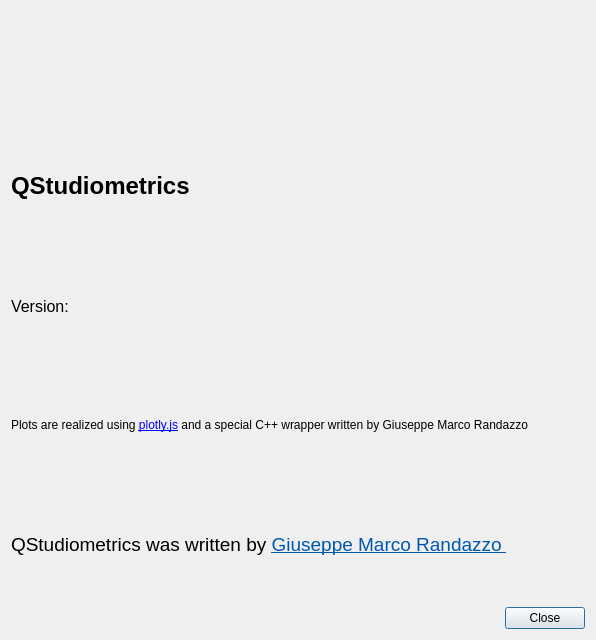
The window that src/Dialogs/AboutDialog.ui (gmrandazzo/QStudioMetrics) describes before a commit, drawn with Qt 5.
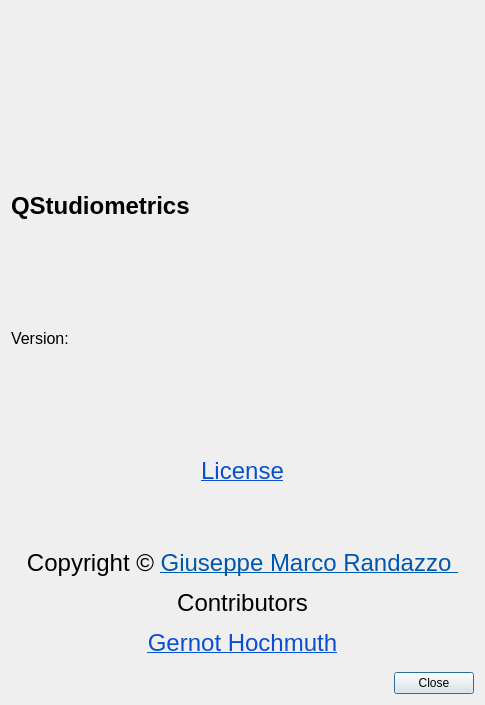
The same window after the commit. Icons and pictures are not drawn.

Commit message: Relaxed more buttons; Updated about; Updated readme

Diff of the .ui file:
```diff
--- a/src/Dialogs/AboutDialog.ui
+++ b/src/Dialogs/AboutDialog.ui
@@ -6,10 +6,16 @@
    <rect>
     <x>0</x>
     <y>0</y>
-    <width>596</width>
-    <height>640</height>
+    <width>485</width>
+    <height>705</height>
    </rect>
   </property>
+  <property name="minimumSize">
+   <size>
+    <width>485</width>
+    <height>705</height>
+   </size>
+  </property>
   <property name="windowTitle">
    <string>Dialog</string>
   </property>
@@ -17,7 +23,7 @@
    <item row="0" column="0">
     <widget class="QLabel" name="label">
      <property name="text">
-      <string>&lt;html&gt;&lt;head/&gt;&lt;body&gt;&lt;p&gt;&lt;img src=&quot;:/qsmlogo.png&quot;/&gt;&lt;/p&gt;&lt;/body&gt;&lt;/html&gt;</string>
+      <string>&lt;html&gt;&lt;head/&gt;&lt;body&gt;&lt;p align=&quot;center&quot;&gt;&lt;img src=&quot;:/qsmlogo.png&quot;/&gt;&lt;/p&gt;&lt;/body&gt;&lt;/html&gt;</string>
      </property>
     </widget>
    </item>
@@ -43,7 +49,7 @@
    <item row="3" column="0">
     <widget class="QLabel" name="label_4">
      <property name="text">
-      <string>&lt;html&gt;&lt;head/&gt;&lt;body&gt;&lt;p&gt;Plots are realized using &lt;a href=&quot;https://plotly.com/javascript/&quot;&gt;plotly.js&lt;/a&gt; and a special C++ wrapper written by Giuseppe Marco Randazzo&lt;/p&gt;&lt;/body&gt;&lt;/html&gt;</string>
+      <string>&lt;html&gt;&lt;head/&gt;&lt;body&gt;&lt;p align=&quot;center&quot;&gt;&lt;a href=&quot;https://github.com/gmrandazzo/QStudioMetrics/blob/master/LICENSE&quot;&gt;&lt;span style=&quot; font-size:18pt; text-decoration: underline; color:#094fd1;&quot;&gt;License&lt;/span&gt;&lt;/a&gt;&lt;/p&gt;&lt;/body&gt;&lt;/html&gt;</string>
      </property>
      <property name="openExternalLinks">
       <bool>true</bool>
@@ -53,7 +59,7 @@
    <item row="4" column="0">
     <widget class="QLabel" name="label_3">
      <property name="text">
-      <string>&lt;html&gt;&lt;head/&gt;&lt;body&gt;&lt;p&gt;&lt;span style=&quot; font-size:14pt;&quot;&gt;QStudiometrics was written by &lt;/span&gt;&lt;a href=&quot;mailto:gmrandazzo@gmail.com&quot;&gt;&lt;span style=&quot; font-size:14pt; text-decoration: underline; color:#0057ae;&quot;&gt;Giuseppe Marco Randazzo &lt;/span&gt;&lt;/a&gt;&lt;/p&gt;&lt;/body&gt;&lt;/html&gt;</string>
+      <string>&lt;html&gt;&lt;head/&gt;&lt;body&gt;&lt;p align=&quot;center&quot;&gt;&lt;span style=&quot; font-size:18pt;&quot;&gt;Copyright © &lt;/span&gt;&lt;a href=&quot;mailto:gmrandazzo@gmail.com&quot;&gt;&lt;span style=&quot; font-size:18pt; text-decoration: underline; color:#0057ae;&quot;&gt;Giuseppe Marco Randazzo &lt;/span&gt;&lt;/a&gt;&lt;/p&gt;&lt;p align=&quot;center&quot;&gt;&lt;span style=&quot; font-size:18pt;&quot;&gt;Contributors&lt;/span&gt;&lt;/p&gt;&lt;p align=&quot;center&quot;&gt;&lt;a href=&quot;https://github.com/gernot-hochmuth&quot;&gt;&lt;span style=&quot; font-size:18pt; text-decoration: underline; color:#094fd1;&quot;&gt;Gernot Hochmuth&lt;/span&gt;&lt;/a&gt;&lt;/p&gt;&lt;/body&gt;&lt;/html&gt;</string>
      </property>
      <property name="openExternalLinks">
       <bool>true</bool>
```
The commit also changes 35 other files.
